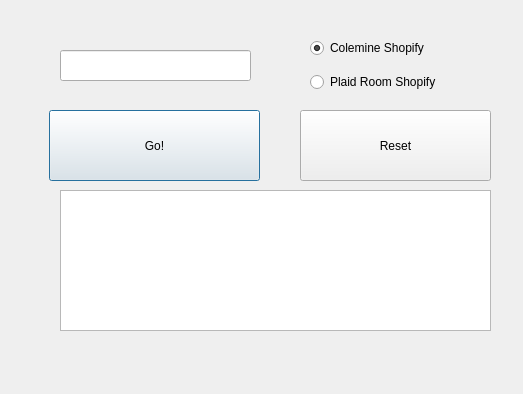
Above: src/shopify_to_media_mail_integration.ui from colerc2/plaid_room before the change. Below: the same form after it.
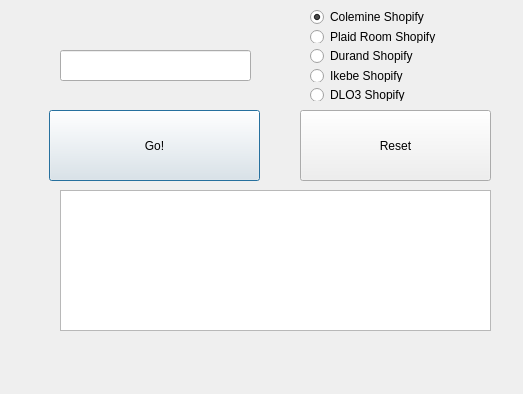
That is the form after the change.

```diff
--- a/src/shopify_to_media_mail_integration.ui
+++ b/src/shopify_to_media_mail_integration.ui
@@ -63,9 +63,9 @@
    <property name="geometry">
     <rect>
      <x>310</x>
-     <y>30</y>
+     <y>10</y>
      <width>171</width>
-     <height>71</height>
+     <height>91</height>
     </rect>
    </property>
    <layout class="QVBoxLayout" name="verticalLayout">
@@ -86,6 +86,27 @@
       </property>
      </widget>
     </item>
+    <item>
+     <widget class="QRadioButton" name="durand_radio">
+      <property name="text">
+       <string>Durand Shopify</string>
+      </property>
+     </widget>
+    </item>
+    <item>
+     <widget class="QRadioButton" name="ikebe_radio">
+      <property name="text">
+       <string>Ikebe Shopify</string>
+      </property>
+     </widget>
+    </item>
+    <item>
+     <widget class="QRadioButton" name="dlo3_radio">
+      <property name="text">
+       <string>DLO3 Shopify</string>
+      </property>
+     </widget>
+    </item>
    </layout>
   </widget>
  </widget>
```
